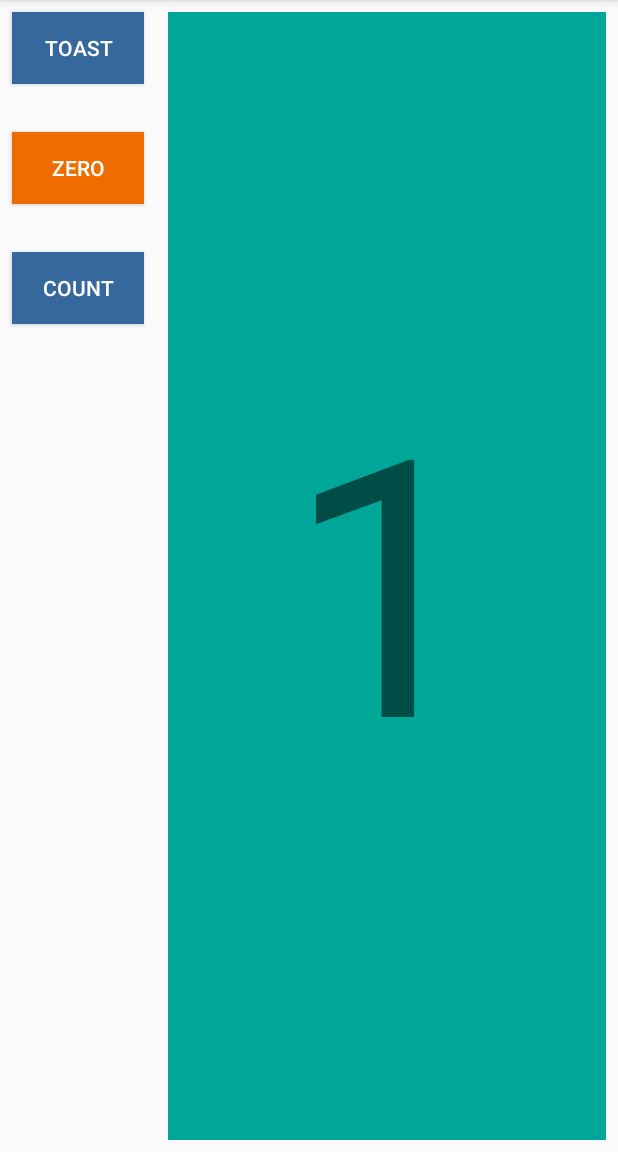
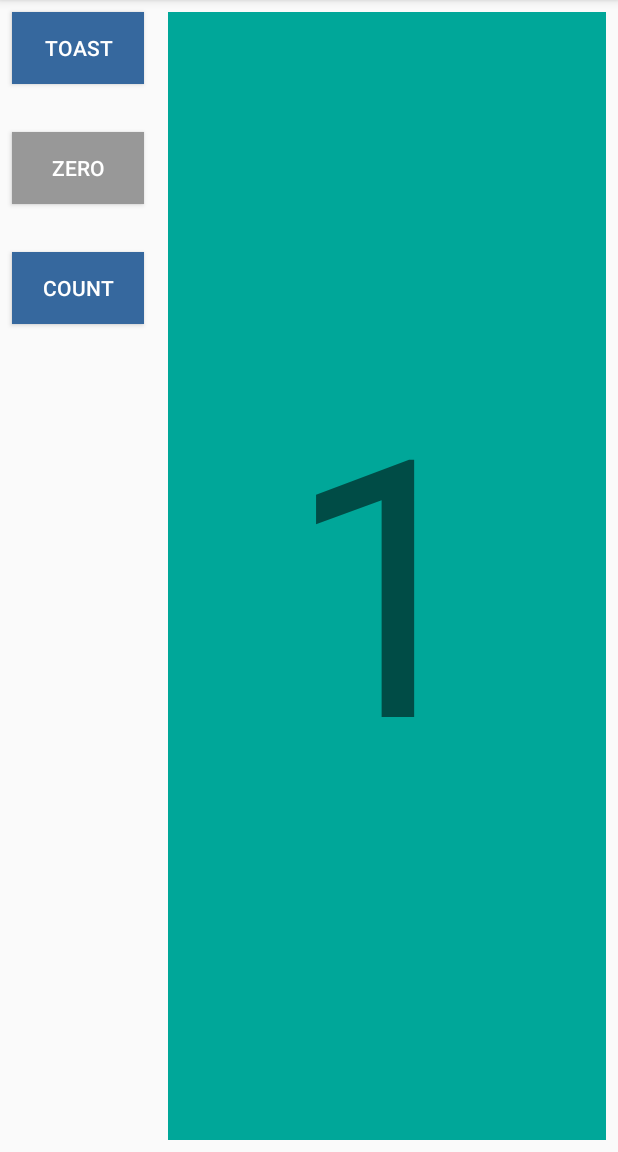
Before and after one commit to cpanou/mobile, an Android app: the screen it shows after launch (MainActivity), after a tap on "COUNT", on a phone screen of 412 x 824 dp, the part 84-1236 px from its top. Run offline under Robolectric (Android 15) with nearby library versions, the phone set to English and light mode, and no system bars.

Commit message:
temp Counter:

```diff
--- a/HelloWorld/app/src/main/java/com/example/helloworld/counter/Counter.java
+++ b/HelloWorld/app/src/main/java/com/example/helloworld/counter/Counter.java
@@ -3,15 +3,11 @@ package com.example.helloworld.counter;
 import android.content.Context;
 import android.util.Log;
 import android.view.View;
-import android.widget.Button;
 import android.widget.TextView;
 import android.widget.Toast;
 
-import com.example.helloworld.MainActivity;
+import com.example.helloworld.R;
 
-import org.w3c.dom.Text;
-
-import java.util.function.BiConsumer;
 import java.util.function.Consumer;
 
 public class Counter {
@@ -22,7 +18,7 @@ public class Counter {
     private TextView counterText;
 
     private Consumer<Integer> updateCounterText = (count) -> {
-        Log.d(LOG_TAG,"Counter Updated " + count);
+        Log.d(LOG_TAG, "Counter Updated " + count);
         counterText.setText(String.valueOf(count));
     };
 
@@ -33,7 +29,10 @@ public class Counter {
     }
 
     public Consumer<View> getCountUp() {
-        return (view) -> updateCounterText.accept(++mCount);
+        return (view) -> {
+            view.setBackgroundColor(mCount % 2 == 0 ? context.getColor(R.color.colorPrimary) : context.getColor(R.color.colorSecondary));
+            updateCounterText.accept(++mCount);
+        };
     }
 
     public Consumer<View> getZeroCounter() {
@@ -43,4 +42,9 @@ public class Counter {
     public Consumer<View> getShowToast() {
         return (view) -> Toast.makeText(context, "Count: " + mCount, Toast.LENGTH_LONG).show();
     }
+
+    public Integer getmCount() {
+        return mCount;
+    }
+
 }
--- a/HelloWorld/app/src/main/res/layout-land/activity_main.xml
+++ b/HelloWorld/app/src/main/res/layout-land/activity_main.xml
@@ -26,7 +26,7 @@
         android:id="@+id/zero_button"
         android:layout_width="242dp"
         android:layout_height="wrap_content"
-        android:background="@color/colorWarn"
+        android:background="@color/grey"
         android:text="@string/zero_button_label"
         android:textColor="@color/colorAccent"
         app:layout_constraintBottom_toBottomOf="@+id/toast_button"
--- a/HelloWorld/app/src/main/res/layout-land/activity_main_variation.xml
+++ b/HelloWorld/app/src/main/res/layout-land/activity_main_variation.xml
@@ -22,7 +22,7 @@ tools:context=".MainActivity">
     android:layout_below="@+id/button_toast"
     android:layout_width="match_parent"
     android:layout_height="wrap_content"
-    android:background="@color/colorWarn"
+    android:background="@color/grey"
     android:text="@string/zero_button_label"
     android:layout_centerHorizontal="true"
     android:textColor="@color/colorAccent" />
--- a/HelloWorld/app/src/main/res/layout-sw600dp/activity_main.xml
+++ b/HelloWorld/app/src/main/res/layout-sw600dp/activity_main.xml
@@ -27,7 +27,7 @@
         android:layout_width="0dp"
         android:layout_height="wrap_content"
         android:layout_marginTop="8dp"
-        android:background="@color/colorWarn"
+        android:background="@color/grey"
         android:text="@string/zero_button_label"
         android:textColor="@color/colorAccent"
         android:textSize="@dimen/button_text_size_tablet"
--- a/HelloWorld/app/src/main/res/layout/activity_main.xml
+++ b/HelloWorld/app/src/main/res/layout/activity_main.xml
@@ -25,7 +25,7 @@
         android:layout_height="wrap_content"
         android:layout_marginStart="8dp"
         android:layout_marginTop="32dp"
-        android:background="@color/colorWarn"
+        android:background="@color/grey"
         android:text="@string/zero_button_label"
         android:textColor="@color/colorAccent"
         app:layout_constraintEnd_toEndOf="@+id/toast_button"
--- a/HelloWorld/app/src/main/res/layout/activity_main_variation.xml
+++ b/HelloWorld/app/src/main/res/layout/activity_main_variation.xml
@@ -23,7 +23,7 @@
         android:layout_margin="4dp"
         android:layout_width="match_parent"
         android:layout_height="wrap_content"
-        android:background="@color/colorWarn"
+        android:background="@color/grey"
         android:text="@string/zero_button_label"
         android:textColor="@color/colorAccent" />
 
--- a/HelloWorld/app/src/main/res/values/colors.xml
+++ b/HelloWorld/app/src/main/res/values/colors.xml
@@ -6,4 +6,5 @@
     <color name="colorSecondary">#00A799</color>
     <color name="colorSecondaryDark">#00796B</color>
     <color name="colorWarn">#EF6C00</color>
+    <color name="grey">#989898</color>
 </resources>
```
